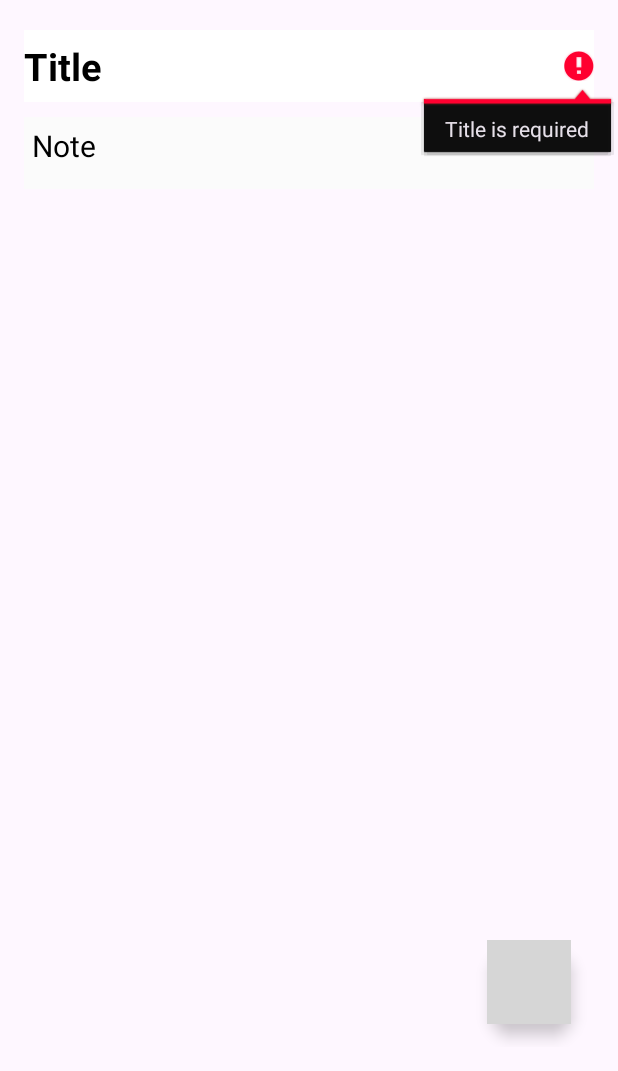
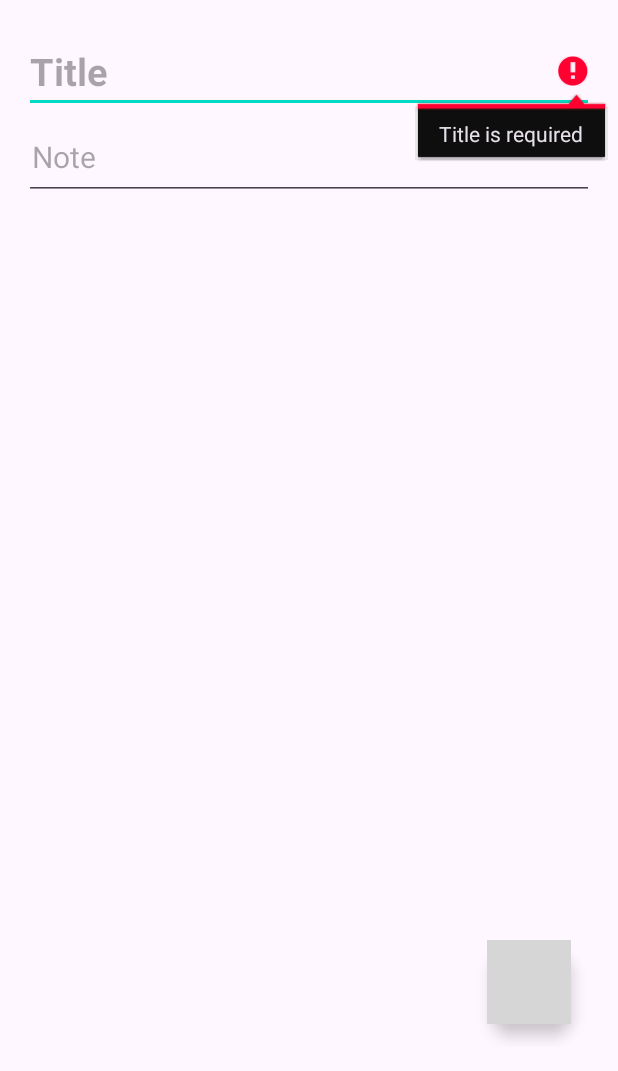
Before and after one commit to Newro37/MindVault, an Android app: the create_note screen opened directly, with no data from a screen before it, after a tap on "save_note", on a phone screen of 412 x 824 dp, the part 165-1236 px from its top. Run offline under Robolectric (Android 15) with nearby library versions, the light colour scheme and no system bars; our stand-ins replace Firebase (no records; nobody signed in at launch, a user with empty details on screens opened directly); grey boxes are pictures that could not be loaded.

Commit message:
Mode problem solved

```diff
--- a/app/src/main/res/layout/activity_create_note.xml
+++ b/app/src/main/res/layout/activity_create_note.xml
@@ -14,7 +14,7 @@
         android:layout_width="match_parent"
         android:layout_height="?attr/actionBarSize"
         android:layout_marginTop="30dp"
-        android:background="@color/color3"
+        android:background="?attr/colorPrimary"
         android:paddingTop="5dp" />
 
 
@@ -24,13 +24,13 @@
         android:layout_height="wrap_content"
         android:layout_below="@id/toolbarofcreatenote"
         android:layout_marginTop="20dp"
-        android:background="@android:color/white"
+
         android:hint="Title"
         android:importantForAutofill="yes"
         android:inputType="textCapSentences"
         android:minHeight="48dp"
-        android:textColor="@android:color/black"
-        android:textColorHint="@android:color/black"
+        android:textColor="?android:attr/textColorPrimary"
+        android:textColorHint="?android:attr/textColorHint"
         android:textSize="25sp"
         android:textStyle="bold" />
 
@@ -41,15 +41,15 @@
         android:layout_height="wrap_content"
         android:layout_below="@id/createtitleofnote"
         android:layout_marginTop="10dp"
-        android:background="@color/ic_launcher_background"
+
         android:gravity="top|start"
         android:hint="Note"
         android:importantForAutofill="yes"
         android:inputType="textMultiLine"
         android:minHeight="48dp"
         android:padding="5dp"
-        android:textColor="@android:color/black"
-        android:textColorHint="@android:color/black"
+        android:textColor="?android:attr/textColorPrimary"
+        android:textColorHint="?android:attr/textColorHint"
         android:textSize="20sp" />
 
 
--- a/app/src/main/res/values/styles.xml
+++ b/app/src/main/res/values/styles.xml
@@ -1,28 +1,11 @@
 <resources xmlns:tools="http://schemas.android.com/tools">
 
-    <!-- Default Theme (System Default) -->
     <style name="Base.Theme.MyNote" parent="Theme.Material3.DayNight.NoActionBar">
-        <item name="colorPrimary">@color/purple_500</item>
-        <item name="colorPrimaryVariant">@color/purple_700</item>
-        <item name="colorOnPrimary">@android:color/white</item>
-        <item name="colorSecondary">@color/teal_200</item>
+        <item name="colorPrimary">@color/color3</item>        <item name="colorPrimaryVariant">@color/purple_700</item>
+        <item name="colorOnPrimary">@android:color/black</item> <item name="colorSecondary">@color/teal_200</item>
         <item name="colorOnSecondary">@android:color/black</item>
     </style>
 
-    <!-- Light Theme -->
-    <style name="Theme.MyNote.Light" parent="Theme.Material3.Light.NoActionBar">
-        <item name="colorPrimary">@color/purple_500</item>
-        <item name="colorPrimaryVariant">@color/purple_700</item>
-        <item name="colorOnPrimary">@android:color/white</item>
-    </style>
-
-    <!-- Dark Theme -->
-    <style name="Theme.MyNote.Dark" parent="Theme.Material3.Dark.NoActionBar">
-        <item name="colorPrimary">@color/white</item>
-        <item name="colorOnPrimary">@android:color/black</item>
-    </style>
-
-    <!-- Application Theme (Inherits from System Default) -->
     <style name="Theme.MyNote" parent="Base.Theme.MyNote" />
 
 </resources>
```
Also changed, not shown: app/src/main/res/layout/activity_editnoteactivity.xml (+6 -7 lines).
